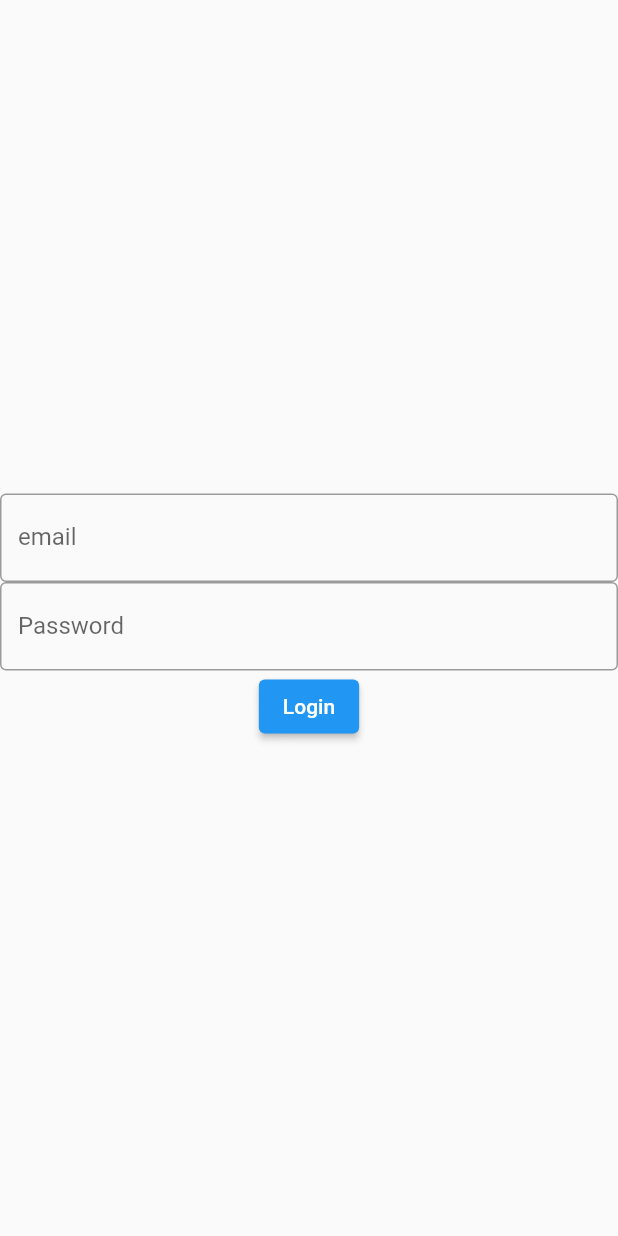
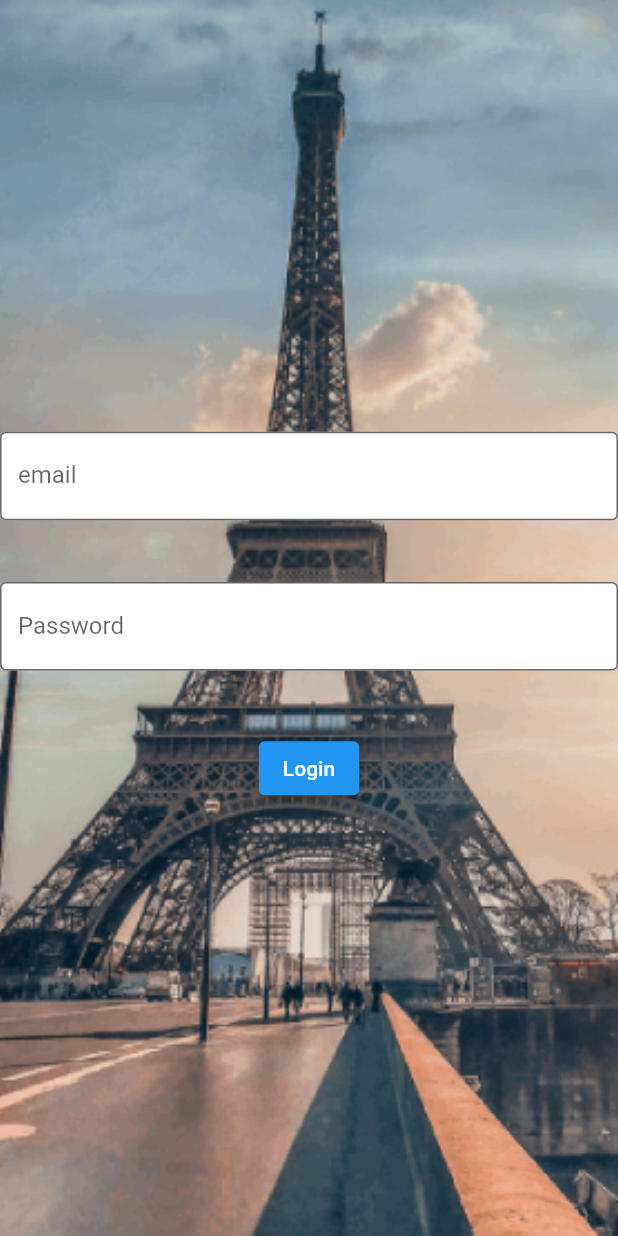
Before and after one commit to Mr-plastic/Software-engineering-final-assignment, a Flutter app: the screen it shows after launch, on a phone screen of 412 x 824 dp. Run offline on Flutter 3.47's test engine with Material 2 defaults, Android fonts, the phone set to English and light mode, and no system bars; our stand-ins replace flutter_rating_bar, font_awesome_flutter, google_fonts.

Commit message:
添加背景圖片與登入功能修改

```diff
--- a/Best-Flutter-UI-Templates/best_flutter_ui_templates/lib/custom_drawer/Login_In.dart
+++ b/Best-Flutter-UI-Templates/best_flutter_ui_templates/lib/custom_drawer/Login_In.dart
@@ -2,6 +2,11 @@ import 'package:best_flutter_ui_templates/home_screen.dart';
 import 'package:best_flutter_ui_templates/navigation_home_screen.dart';
 import 'package:flutter/material.dart';
 import 'package:google_fonts/google_fonts.dart';
+
+String regexEmail = "^\\w+([-+.]\\w+)*@\\w+([-.]\\w+)*\\.\\w+([-.]\\w+)*\$";
+String regexPassword = r'^(?=.*?[a-z])(?=.*?[0-9]).{6,30}$';
+bool check_email = false;
+bool check_password = false;
 
 class LoginIN extends StatefulWidget {
   const LoginIN({Key? key}) : super(key: key);
@@ -30,32 +35,78 @@ class _LoginIN extends State<LoginIN> {
   @override
   Widget build(BuildContext context) {
     return Scaffold(
-      body: Column(
+      body: Container(
+        height: MediaQuery.of(context).size.height,
+        width: MediaQuery.of(context).size.width,
+        decoration: BoxDecoration(
+            image: DecorationImage(
+                image: AssetImage("assets/images/backgroundpicture.png"),
+                fit: BoxFit.cover)),
+        child: Column(
           mainAxisAlignment: MainAxisAlignment.center,
           children: [
-          TextField(
-            obscureText: true,
+            TextFormField(
+              obscureText: false,
               decoration: InputDecoration(
                 border: OutlineInputBorder(),
                 labelText: 'email',
+                filled: true,
+                fillColor: Colors.white,
               ),
+              validator: (value) {
+                print('pass_1');
+                if (value!.isEmpty) {
+                  return '不能為空';
+                }
+                check_email = RegExp(regexEmail).hasMatch(value);
+                if (!check_email) {
+                  return '信箱不符合格式';
+                }
+                return null;
+              },
             ),
-          TextField(
-            obscureText: true,
+            SizedBox(
+              height: MediaQuery.of(context).size.height * 0.05,
+            ),
+            TextFormField(
+              obscureText: false,
               decoration: InputDecoration(
                 border: OutlineInputBorder(),
                 labelText: 'Password',
+                filled: true,
+                fillColor: Colors.white,
               ),
+              validator: (value) {
+                print('pass_2');
+                if (value!.isEmpty) {
+                  return '不能為空';
+                }
+                check_password = RegExp(regexPassword).hasMatch(value);
+                if (!check_password) {
+                  return '密碼不符合格式';
+                }
+                print('pass_2');
+                return null;
+              },
+            ),
+            SizedBox(
+              height: MediaQuery.of(context).size.height * 0.05,
             ),
             ElevatedButton(
               onPressed: () {
+                if (check_email & check_password) {
                   print('Login pressed ...');
-              Navigator.push(context, MaterialPageRoute(builder: (context) => NavigationHomeScreen()));
+                  Navigator.push(
+                      context,
+                      MaterialPageRoute(
+                          builder: (context) => NavigationHomeScreen()));
+                }
               },
               child: Text('Login'),
             ),
           ],
         ),
+      ),
     );
   }
 }
```
Also changed, not shown: Best-Flutter-UI-Templates/best_flutter_ui_templates/assets/images/backgroundpicture.png (added), Best-Flutter-UI-Templates/best_flutter_ui_templates/pubspec.lock. Lines whose indentation alone changed are shown as unchanged.
